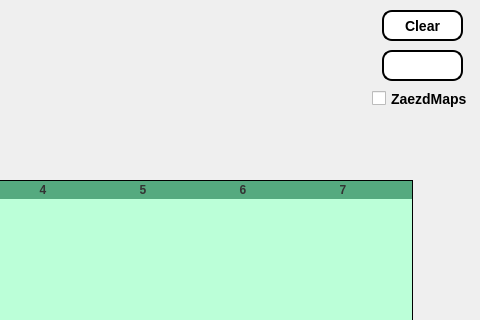
The window that window.ui (biggvladik/GrabberGolf) describes before a commit, drawn with Qt 5; both pictures show x 538 to 1018 and y 0 to 320 of the 1018 by 811 pixel window.
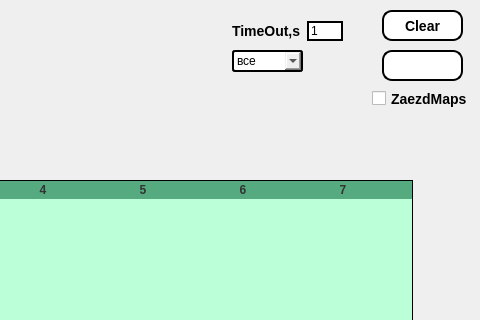
The same window after the commit.

What changed in the file:
```diff
--- a/window.ui
+++ b/window.ui
@@ -534,6 +534,87 @@
      <string>Stop</string>
     </property>
    </widget>
+   <widget class="QWidget" name="layoutWidget_2">
+    <property name="geometry">
+     <rect>
+      <x>770</x>
+      <y>20</y>
+      <width>111</width>
+      <height>22</height>
+     </rect>
+    </property>
+    <layout class="QHBoxLayout" name="horizontalLayout_3">
+     <item>
+      <widget class="QLabel" name="label_3">
+       <property name="styleSheet">
+        <string notr="true">font: bold 14px;</string>
+       </property>
+       <property name="text">
+        <string>TimeOut,s</string>
+       </property>
+      </widget>
+     </item>
+     <item>
+      <widget class="QLineEdit" name="lineEdit_5">
+       <property name="styleSheet">
+        <string notr="true">border : 2px solid black;</string>
+       </property>
+       <property name="text">
+        <string>1</string>
+       </property>
+      </widget>
+     </item>
+    </layout>
+   </widget>
+   <widget class="QComboBox" name="comboBox">
+    <property name="geometry">
+     <rect>
+      <x>770</x>
+      <y>50</y>
+      <width>71</width>
+      <height>22</height>
+     </rect>
+    </property>
+    <property name="styleSheet">
+     <string notr="true">QComboBox {
+    border: 2px solid black;
+    border-radius: 3px;
+    padding: 1px 18px 1px 3px;
+
+}
+:editable {
+    background: white;
+}
+QComboBox:hover {
+  background-color: #e7e7e7;
+}
+
+
+
+QComboBox:on { /* shift the text when the popup opens */
+    padding-top: 3px;
+    padding-left: 4px;
+}
+
+
+
+
+QComboBox::down-arrow:on { /* shift the arrow when popup is open */
+    top: 1px;
+    left: 1px;
+}</string>
+    </property>
+    <item>
+     <property name="text">
+      <string>все</string>
+     </property>
+    </item>
+    <item>
+     <property name="text">
+      <string>10</string>
+     </property>
+    </item>
+   </widget>
   </widget>
   <widget class="QStatusBar" name="statusbar"/>
  </widget>
```
